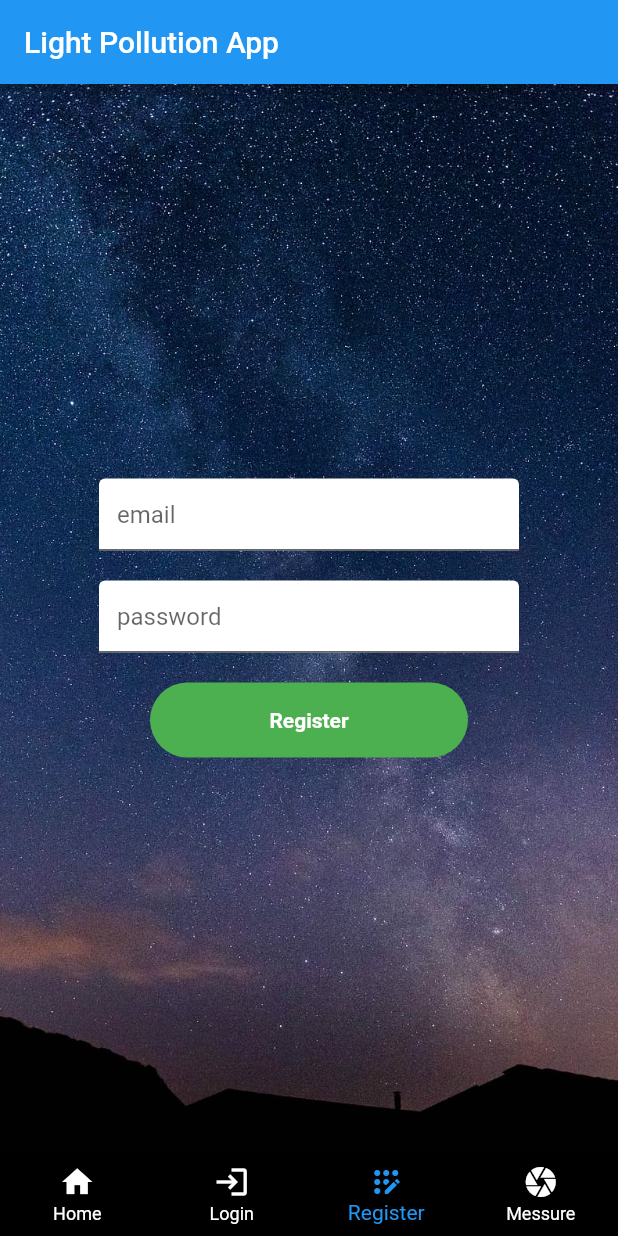
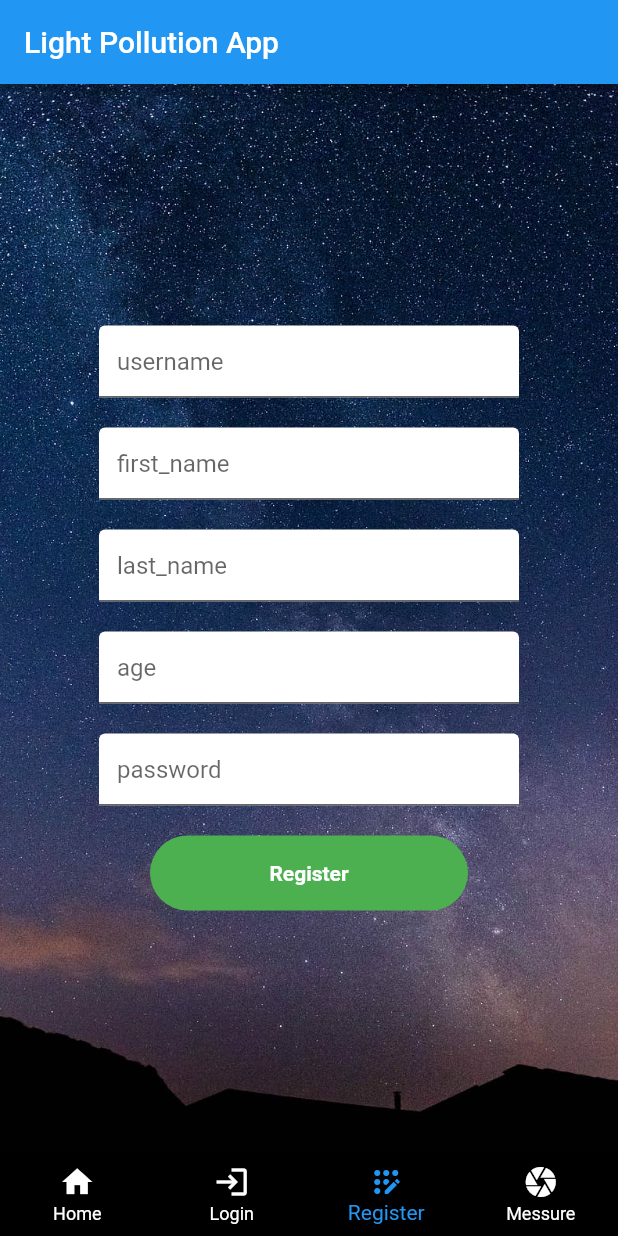
Before and after one commit to tomerbv/Light_Pollution, a Flutter app: the screen it shows after launch, item 3 of the bottom bar chosen, on a phone screen of 412 x 824 dp. Run offline on Flutter 3.47's test engine with Material 2 defaults, Android fonts, the phone set to English and light mode, and no system bars; our stand-ins replace camera, flutter_easyloading.

Commit message:
login, register and image sending working 1.0

```diff
--- a/lib/services/api_service.dart
+++ b/lib/services/api_service.dart
@@ -1,23 +1,22 @@
 import 'dart:convert';
 import 'dart:io';
-import 'package:flutter/material.dart';
-import 'package:flutter/cupertino.dart';
+import 'package:camera/camera.dart';
 import 'package:http/http.dart' as http;
 import 'package:flutter_easyloading/flutter_easyloading.dart';
-import '../main.dart';
-import '/views/welcome.dart';
-import '../views/camera_widget.dart';
 
 class ApiService {
   static final _client = http.Client();
 
-  static var _loginUrl = Uri.parse('http://10.0.2.2:5000/login');
+  static var _loginUrl = Uri.parse('http://10.100.102.7:5000/login');
 
-  static var _registerUrl = Uri.parse('http://10.0.2.2:5000/register');
+  static var _registerUrl = Uri.parse('http://10.100.102.7:5000/register');
 
-  static login(email, password, context) async {
+  static var _sendImageUrl =
+      Uri.parse("http://10.100.102.7:5000/sendMeasurement");
+
+  static login(username, password, context) async {
     http.Response response = await _client.post(_loginUrl, body: {
-      "email": email,
+      "username": username,
       "password": password,
     });
 
@@ -38,24 +37,50 @@ class ApiService {
     }
   }
 
-  static register(email, password, context) async {
+  static register(
+      username, first_name, last_name, age, password, context) async {
+    try {
       http.Response response = await _client.post(_registerUrl, body: {
-      "email": email,
+        "username": username,
+        "first_name": first_name,
+        "last_name": last_name,
+        "age": age,
         "password": password,
       });
-
       if (response.statusCode == 200) {
         var json = jsonDecode(response.body);
         if (json[0] == 'username already exist') {
           await EasyLoading.showError(json[0]);
         } else {
           await EasyLoading.showSuccess(json[0]);
-        // Navigator.pushReplacement(
-        //     context, MaterialPageRoute(builder: (context) => CameraWidget()));
+          return true;
         }
       } else {
         await EasyLoading.showError(
             "Error Code : ${response.statusCode.toString()}");
       }
+    } catch (_) {
+      print("failed");
+    }
+    return false;
+  }
+
+  static upload(XFile imageFile) async {
+    try {
+      var request = http.MultipartRequest('POST', _sendImageUrl);
+      request.files.add(http.MultipartFile.fromBytes(
+          'image', File(imageFile!.path).readAsBytesSync(),
+          filename: imageFile!.path));
+      http.StreamedResponse response = await request.send();
+      if (response.statusCode == 200) {
+        return true;
+      } else {
+        await EasyLoading.showError(
+            "Error Code : ${response.statusCode.toString()}");
+      }
+    } catch (error) {
+      print(error.toString());
+    }
+    return false;
   }
 }
--- a/lib/views/login.dart
+++ b/lib/views/login.dart
@@ -11,7 +11,7 @@ class LoginPage extends StatefulWidget {
 }
 
 class _LoginPageState extends State<LoginPage> {
-  late String email;
+  late String username;
   late String password;
 
   @override
@@ -34,10 +34,12 @@ class _LoginPageState extends State<LoginPage> {
                 child: TextField(
                   obscureText: false,
                   decoration: InputDecoration(
-                      fillColor: Colors.white, filled: true, hintText: 'email'),
+                      fillColor: Colors.white,
+                      filled: true,
+                      hintText: 'username'),
                   onChanged: (value) {
                     setState(() {
-                      email = value;
+                      username = value;
                     });
                   },
                 )),
@@ -58,9 +60,7 @@ class _LoginPageState extends State<LoginPage> {
                 )),
             InkWell(
                 onTap: () async {
-                  print(password);
-                  print(email);
-                  await ApiService.login(email, password, context);
+                  login();
                 },
                 child: Container(
                   margin:
@@ -81,4 +81,10 @@ class _LoginPageState extends State<LoginPage> {
           ],
         ));
   }
+
+  login() async {
+    if (await ApiService.login(username, password, context)) {
+      return true;
+    }
+  }
 }
--- a/lib/views/register.dart
+++ b/lib/views/register.dart
@@ -11,7 +11,10 @@ class RegisterPage extends StatefulWidget {
 }
 
 class _RegisterPageState extends State<RegisterPage> {
-  late String email;
+  late String username;
+  late String first_name;
+  late String last_name;
+  late String age;
   late String password;
 
   @override
@@ -34,10 +37,55 @@ class _RegisterPageState extends State<RegisterPage> {
                 child: TextField(
                   obscureText: false,
                   decoration: InputDecoration(
-                      fillColor: Colors.white, filled: true, hintText: 'email'),
+                      fillColor: Colors.white,
+                      filled: true,
+                      hintText: 'username'),
                   onChanged: (value) {
                     setState(() {
-                      email = value;
+                      username = value;
+                    });
+                  },
+                )),
+            Container(
+                width: 300,
+                padding: const EdgeInsets.all(10),
+                child: TextField(
+                  obscureText: false,
+                  decoration: InputDecoration(
+                      fillColor: Colors.white,
+                      filled: true,
+                      hintText: 'first_name'),
+                  onChanged: (value) {
+                    setState(() {
+                      first_name = value;
+                    });
+                  },
+                )),
+            Container(
+                width: 300,
+                padding: const EdgeInsets.all(10),
+                child: TextField(
+                  obscureText: false,
+                  decoration: InputDecoration(
+                      fillColor: Colors.white,
+                      filled: true,
+                      hintText: 'last_name'),
+                  onChanged: (value) {
+                    setState(() {
+                      last_name = value;
+                    });
+                  },
+                )),
+            Container(
+                width: 300,
+                padding: const EdgeInsets.all(10),
+                child: TextField(
+                  obscureText: false,
+                  decoration: InputDecoration(
+                      fillColor: Colors.white, filled: true, hintText: 'age'),
+                  onChanged: (value) {
+                    setState(() {
+                      age = value;
                     });
                   },
                 )),
@@ -58,7 +106,7 @@ class _RegisterPageState extends State<RegisterPage> {
                 )),
             InkWell(
                 onTap: () async {
-                  await ApiService.register(email, password, context);
+                  register();
                 },
                 child: Container(
                   margin:
@@ -81,4 +129,11 @@ class _RegisterPageState extends State<RegisterPage> {
           // ignore: avoid_unnecessary_containers
         ));
   }
+
+  register() async {
+    if (await ApiService.register(
+        username, first_name, last_name, age, password, context)) {
+      return true;
+    }
+  }
 }
```
Also changed, not shown: lib/views/camera_widget.dart (+6 -7 lines). Lines whose indentation alone changed are shown as unchanged.
